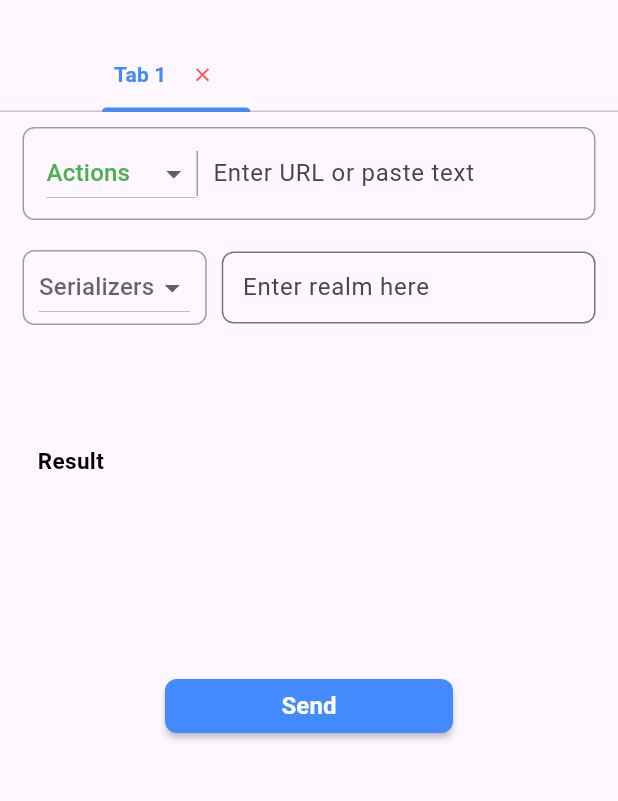
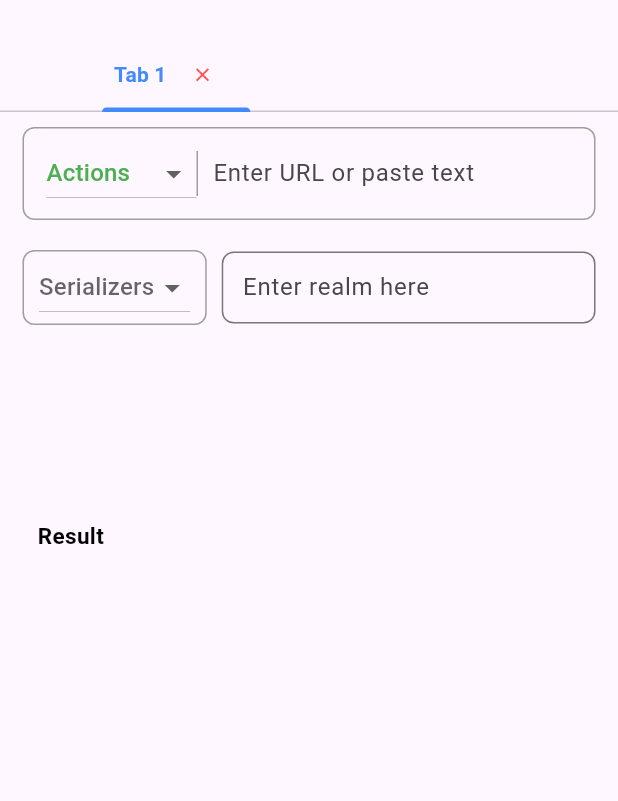
Before and after one commit to xconnio/xconn-ui, a Flutter app: the screen it shows after launch, on a phone screen of 412 x 824 dp, the part 56-857 px from its top. Run offline on Flutter 3.47's test engine with Material 3 defaults, Android fonts, the phone set to English and light mode, and no system bars; Roboto replaces fonts that are missing (Arial).

Commit message:
fix msgpack text and hide send button

```diff
--- a/lib/screens/mobile/mobile_home.dart
+++ b/lib/screens/mobile/mobile_home.dart
@@ -1,4 +1,3 @@
-import "package:flutter/foundation.dart";
 import "package:flutter/material.dart";
 import "package:provider/provider.dart";
 import "package:xconn_ui/Providers/args_provider.dart";
@@ -20,9 +19,6 @@ class _MobileHomeScaffoldState extends State<MobileHomeScaffold> with TickerProv
   final List<String> _tabNames = ["Tab 1"];
   final List<String> _tabContents = ["Content for Tab 1"];
   final List<TabData> _tabData = [TabData()];
-  final TextEditingController linkController = TextEditingController();
-  final TextEditingController realmController = TextEditingController();
-  final TextEditingController topicProcedureController = TextEditingController();
 
   @override
   void initState() {
@@ -53,6 +49,7 @@ class _MobileHomeScaffoldState extends State<MobileHomeScaffold> with TickerProv
     setState(() {
       _tabNames.removeAt(index);
       _tabContents.removeAt(index);
+      _tabData[index].disposeControllers();
       _tabData.removeAt(index);
 
       if (_tabController.length != _tabNames.length) {
@@ -231,7 +228,7 @@ class _MobileHomeScaffoldState extends State<MobileHomeScaffold> with TickerProv
                   ),
                   Expanded(
                     child: TextFormField(
-                      controller: linkController,
+                      controller: _tabData[index].linkController,
                       decoration: const InputDecoration(
                         hintText: "Enter URL or paste text",
                         labelText: "Enter URL or paste text",
@@ -265,7 +262,7 @@ class _MobileHomeScaffoldState extends State<MobileHomeScaffold> with TickerProv
                     items: <String>[
                       "JSON",
                       "CBOR",
-                      "Msg Pack",
+                      "MsgPack",
                     ].map((String value) {
                       return DropdownMenuItem<String>(
                         value: value,
@@ -284,7 +281,7 @@ class _MobileHomeScaffoldState extends State<MobileHomeScaffold> with TickerProv
                 ),
                 Expanded(
                   child: TextFormField(
-                    controller: realmController,
+                    controller: _tabData[index].realmController,
                     decoration: InputDecoration(
                       hintText: "Enter realm here",
                       labelText: "Enter realm here",
@@ -303,7 +300,7 @@ class _MobileHomeScaffoldState extends State<MobileHomeScaffold> with TickerProv
           ),
 
           // Topic Procedure TextFormFields
-          buildTopicProcedure(_tabData[index].sendButtonText),
+          buildTopicProcedure(_tabData[index].topicProcedureController, _tabData[index].sendButtonText),
 
           const SizedBox(
             height: 20,
@@ -320,6 +317,13 @@ class _MobileHomeScaffoldState extends State<MobileHomeScaffold> with TickerProv
           buildKwargs(_tabData[index].sendButtonText),
 
           const SizedBox(height: 20),
+
+          // Send Button
+          sendButton(_tabData[index].sendButtonText),
+
+          const SizedBox(
+            height: 50,
+          ),
           Padding(
             padding: const EdgeInsets.only(left: 25),
             child: Align(
@@ -339,9 +343,18 @@ class _MobileHomeScaffoldState extends State<MobileHomeScaffold> with TickerProv
             ),
           ),
           const SizedBox(
-            height: 50,
+            height: 40,
           ),
-          Padding(
+        ],
+      ),
+    );
+  }
+
+  // Send Button Widget
+  Widget sendButton(String sendButton) {
+    switch (sendButton) {
+      case "Publish":
+        return Padding(
           padding: const EdgeInsets.symmetric(horizontal: 110),
           child: MaterialButton(
             onPressed: () {},
@@ -351,7 +364,7 @@ class _MobileHomeScaffoldState extends State<MobileHomeScaffold> with TickerProv
               borderRadius: BorderRadius.circular(8),
             ),
             child: Text(
-                _tabData[index].sendButtonText,
+              sendButton,
               style: TextStyle(
                 color: whiteColor,
                 fontSize: 16,
@@ -359,23 +372,84 @@ class _MobileHomeScaffoldState extends State<MobileHomeScaffold> with TickerProv
               ),
             ),
           ),
+        );
+
+      case "Subscribe":
+        return Padding(
+          padding: const EdgeInsets.symmetric(horizontal: 110),
+          child: MaterialButton(
+            onPressed: () {},
+            color: Colors.blueAccent,
+            minWidth: 200,
+            shape: RoundedRectangleBorder(
+              borderRadius: BorderRadius.circular(8),
             ),
-          const SizedBox(
-            height: 40,
+            child: Text(
+              sendButton,
+              style: TextStyle(
+                color: whiteColor,
+                fontSize: 16,
+                fontWeight: FontWeight.w600,
               ),
-        ],
+            ),
           ),
         );
+
+      case "Call":
+        return Padding(
+          padding: const EdgeInsets.symmetric(horizontal: 110),
+          child: MaterialButton(
+            onPressed: () {},
+            color: Colors.blueAccent,
+            minWidth: 200,
+            shape: RoundedRectangleBorder(
+              borderRadius: BorderRadius.circular(8),
+            ),
+            child: Text(
+              sendButton,
+              style: TextStyle(
+                color: whiteColor,
+                fontSize: 16,
+                fontWeight: FontWeight.w600,
+              ),
+            ),
+          ),
+        );
+
+      case "Register":
+        return Padding(
+          padding: const EdgeInsets.symmetric(horizontal: 110),
+          child: MaterialButton(
+            onPressed: () {},
+            color: Colors.blueAccent,
+            minWidth: 200,
+            shape: RoundedRectangleBorder(
+              borderRadius: BorderRadius.circular(8),
+            ),
+            child: Text(
+              sendButton,
+              style: TextStyle(
+                color: whiteColor,
+                fontSize: 16,
+                fontWeight: FontWeight.w600,
+              ),
+            ),
+          ),
+        );
+
+      default:
+        return Container();
+    }
   }
 
   // Topic and Procedure TextFormFields Widget
-  Widget buildTopicProcedure(String sendButtonText) {
+  Widget buildTopicProcedure(TextEditingController controller, String sendButtonText) {
     switch (sendButtonText) {
       case "Publish":
         return Padding(
           padding: const EdgeInsets.symmetric(horizontal: 15),
           child: TextFormField(
-            controller: topicProcedureController,
+            controller: controller,
             decoration: InputDecoration(
               hintText: "Enter topic here",
               labelText: "Enter topic here",
@@ -391,7 +465,7 @@ class _MobileHomeScaffoldState extends State<MobileHomeScaffold> with TickerProv
         return Padding(
           padding: const EdgeInsets.symmetric(horizontal: 15),
           child: TextFormField(
-            controller: topicProcedureController,
+            controller: controller,
             decoration: InputDecoration(
               hintText: "Enter procedure here",
               labelText: "Enter procedure here",
@@ -407,7 +481,7 @@ class _MobileHomeScaffoldState extends State<MobileHomeScaffold> with TickerProv
         return Padding(
           padding: const EdgeInsets.symmetric(horizontal: 15),
           child: TextFormField(
-            controller: topicProcedureController,
+            controller: controller,
             decoration: InputDecoration(
               hintText: "Enter procedure here",
               labelText: "Enter procedure here",
@@ -423,7 +497,7 @@ class _MobileHomeScaffoldState extends State<MobileHomeScaffold> with TickerProv
         return Padding(
           padding: const EdgeInsets.symmetric(horizontal: 15),
           child: TextFormField(
-            controller: topicProcedureController,
+            controller: controller,
             decoration: InputDecoration(
               hintText: "Enter topic here",
               labelText: "Enter topic here",
@@ -641,17 +715,4 @@ class _MobileHomeScaffoldState extends State<MobileHomeScaffold> with TickerProv
         return Container();
     }
   }
-
-  @override
-  void debugFillProperties(DiagnosticPropertiesBuilder properties) {
-    super.debugFillProperties(properties);
-    properties
-      ..add(DiagnosticsProperty<TextEditingController>("linkController", linkController))
-      ..add(
-        DiagnosticsProperty<TextEditingController>("realmController", realmController),
-      )
-      ..add(
-        DiagnosticsProperty<TextEditingController>("topicProcedureController", topicProcedureController),
-      );
 }
-}
--- a/lib/utils/args_screen.dart
+++ b/lib/utils/args_screen.dart
@@ -2,7 +2,6 @@ import "package:flutter/material.dart";
 import "package:provider/provider.dart";
 import "package:xconn_ui/Providers/args_provider.dart";
 import "package:xconn_ui/constants.dart";
-
 
 class ArgsTextFormFields extends StatelessWidget {
   const ArgsTextFormFields({super.key});
--- a/lib/utils/tab_data_class.dart
+++ b/lib/utils/tab_data_class.dart
@@ -1,5 +1,27 @@
+import "package:flutter/cupertino.dart";
+
 class TabData {
+  TabData() {
+    linkController.addListener(_linkControllerListener);
+    realmController.addListener(_realmControllerListener);
+    topicProcedureController.addListener(_topicProcedureControllerListener);
+  }
   String selectedValue = "";
   String selectedSerializer = "";
   String sendButtonText = "Send";
+  TextEditingController linkController = TextEditingController();
+  TextEditingController realmController = TextEditingController();
+  TextEditingController topicProcedureController = TextEditingController();
+
+  void disposeControllers() {
+    linkController.dispose();
+    realmController.dispose();
+    topicProcedureController.dispose();
+  }
+
+  void _linkControllerListener() {}
+
+  void _realmControllerListener() {}
+
+  void _topicProcedureControllerListener() {}
 }
```
Also changed, not shown: lib/utils/kwargs_screen.dart (indentation only). Lines whose indentation alone changed are shown as unchanged.
